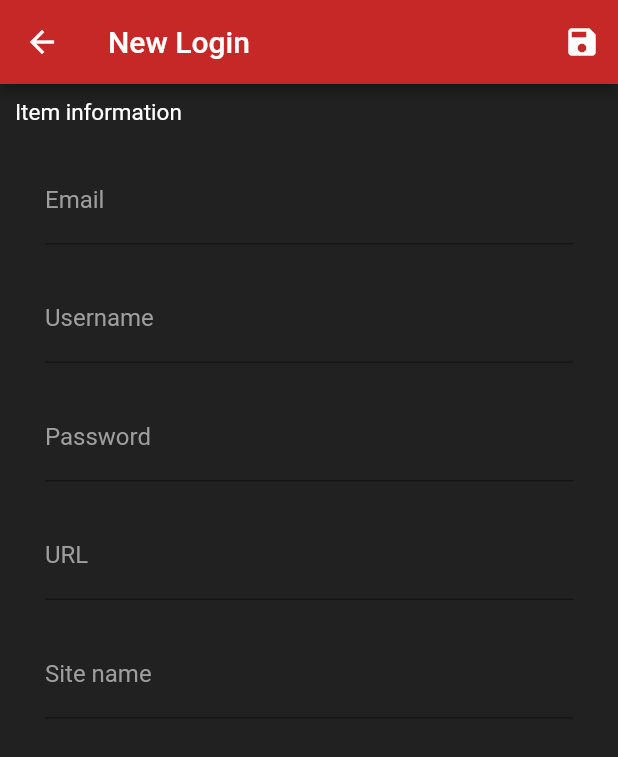
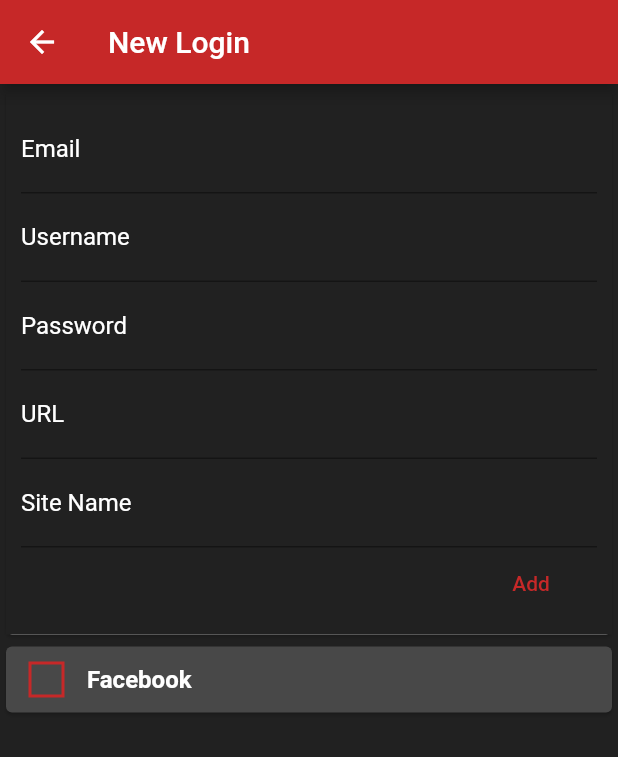
Before and after one commit to CesarMtzV/password-manager, a Flutter app: the NewLogin screen opened directly, on a phone screen of 412 x 824 dp. Shown: the top 757 px of the screen. Run offline on Flutter 3.47's test engine with Material 2 defaults, Android fonts, the phone set to English and light mode, and no system bars.

Commit message:
Add cards to main menu list

```diff
--- /dev/null
+++ b/lib/screens/main/cards_list.dart
@@ -0,0 +1,49 @@
+import 'package:flutter/material.dart';
+import 'package:password_manager/utilities/InformationCard.dart';
+
+class CardList extends StatelessWidget {
+  final List<Information> cards;
+
+  CardList(this.cards);
+
+  @override
+  Widget build(BuildContext context) {
+    return Column(
+      children: cards.map((tx) {
+        return Card(
+          color: Color(0xFF484848),
+          child: Row(
+            children: <Widget>[
+              Container(
+                margin: EdgeInsets.symmetric(
+                  vertical: 10,
+                  horizontal: 15,
+                ),
+                decoration: BoxDecoration(
+                  border: Border.all(
+                    color: Color(0xFFC62828),
+                    width: 2,
+                  ),
+                ),
+                padding: EdgeInsets.all(10),
+              ),
+              Column(
+                crossAxisAlignment: CrossAxisAlignment.start,
+                children: <Widget>[
+                  Text(
+                    tx.siteName,
+                    style: TextStyle(
+                      fontSize: 16,
+                      fontWeight: FontWeight.bold,
+                      color: Colors.white,
+                    ),
+                  ),
+                ],
+              ),
+            ],
+          ),
+        );
+      }).toList(),
+    );
+  }
+}
--- a/lib/screens/main/newLogin.dart
+++ b/lib/screens/main/newLogin.dart
@@ -1,5 +1,7 @@
 import 'package:flutter/material.dart';
-import 'vault.dart';
+import 'package:password_manager/screens/main/cards_list.dart';
+import 'package:password_manager/utilities/InformationCard.dart';
+import './new_card.dart';
 
 class NewLogin extends StatefulWidget {
   NewLogin({Key key}) : super(key: key);
@@ -10,18 +12,32 @@ class NewLogin extends StatefulWidget {
 
 class NewLoginState extends State<NewLogin> {
   bool isSearching = false;
-  final _formKey = GlobalKey<FormState>();
-  String _email, _userName, _siteName, _password, _url;
+  //final _formKey = GlobalKey<FormState>();
+  //String _email, _userName, _siteName, _password, _url;
 
-  _submit() {
-    if (_formKey.currentState.validate()) {
-      _formKey.currentState.save();
-      print(_email);
-      print(_userName);
-      print(_siteName);
-      print(_password);
-      print(_url);
-    }
+  final List<Information> _newCardInfo = [
+    Information(
+      email: 'a0000@itesm.mx',
+      user: 'blasefuture',
+      password: '123456',
+      url: 'www.facebook.com',
+      siteName: 'Facebook',
+    ),
+  ];
+
+  void _addNewCardInfo(
+      String email, String user, String password, String url, String siteName) {
+    final addCard = Information(
+      email: email,
+      user: user,
+      password: password,
+      url: url,
+      siteName: siteName,
+    );
+
+    setState(() {
+      _newCardInfo.add(addCard);
+    });
   }
 
   @override
@@ -29,130 +45,16 @@ class NewLoginState extends State<NewLogin> {
     return Scaffold(
       appBar: AppBar(
         title: Text("New Login"),
-        actions: <Widget>[
-          IconButton(
-            icon: Icon(Icons.save),
-            onPressed: () => _submit(),
-          )
+      ),
+      backgroundColor: Color(0xFF212121),
+      body: Column(
+        mainAxisAlignment: MainAxisAlignment.start,
+        crossAxisAlignment: CrossAxisAlignment.stretch,
+        children: <Widget>[
+          NewCard(_addNewCardInfo),
+          CardList(_newCardInfo),
         ],
       ),
-      body: Column(
-        mainAxisAlignment: MainAxisAlignment.start,
-        crossAxisAlignment: CrossAxisAlignment.start,
-        children: <Widget>[
-          Container(
-            padding: EdgeInsets.symmetric(
-              horizontal: 10,
-              vertical: 10,
-            ),
-            child: Text(
-              "Item information",
-              style: TextStyle(
-                color: Colors.white,
-                fontSize: 15,
-              ),
-            ),
-          ),
-          Form(
-            key: _formKey,
-            child: Column(
-              mainAxisSize: MainAxisSize.min,
-              children: <Widget>[
-                Padding(
-                  padding: EdgeInsets.symmetric(
-                    horizontal: 30,
-                    vertical: 10,
-                  ),
-                  child: TextFormField(
-                    style: TextStyle(
-                      color: Colors.white,
-                    ),
-                    decoration: InputDecoration(
-                      labelText: 'Email',
-                      labelStyle: TextStyle(
-                        color: Colors.grey,
-                      ),
-                    ),
-                    onSaved: (input) => _email = input,
-                  ),
-                ),
-                Padding(
-                  padding: EdgeInsets.symmetric(
-                    horizontal: 30,
-                    vertical: 10,
-                  ),
-                  child: TextFormField(
-                    style: TextStyle(
-                      color: Colors.white,
-                    ),
-                    decoration: InputDecoration(
-                      labelText: 'Username',
-                      labelStyle: TextStyle(
-                        color: Colors.grey,
-                      ),
-                    ),
-                    onSaved: (input) => _userName = input,
-                  ),
-                ),
-                Padding(
-                  padding: EdgeInsets.symmetric(
-                    horizontal: 30,
-                    vertical: 10,
-                  ),
-                  child: TextFormField(
-                    style: TextStyle(
-                      color: Colors.white,
-                    ),
-                    decoration: InputDecoration(
-                      labelText: 'Password',
-                      labelStyle: TextStyle(
-                        color: Colors.grey,
-                      ),
-                    ),
-                    obscureText: true,
-                    onSaved: (input) => _password = input,
-                  ),
-                ),
-                Padding(
-                  padding: EdgeInsets.symmetric(
-                    horizontal: 30,
-                    vertical: 10,
-                  ),
-                  child: TextFormField(
-                    style: TextStyle(
-                      color: Colors.white,
-                    ),
-                    decoration: InputDecoration(
-                      labelText: 'URL',
-                      labelStyle: TextStyle(color: Colors.grey),
-                    ),
-                    onSaved: (input) => _url = input,
-                  ),
-                ),
-                Padding(
-                  padding: EdgeInsets.symmetric(
-                    horizontal: 30,
-                    vertical: 10,
-                  ),
-                  child: TextFormField(
-                    style: TextStyle(
-                      color: Colors.white,
-                    ),
-                    decoration: InputDecoration(
-                      labelText: 'Site name',
-                      labelStyle: TextStyle(
-                        color: Colors.grey,
-                      ),
-                    ),
-                    onSaved: (input) => _siteName = input,
-                  ),
-                ),
-              ],
-            ),
-          )
-        ],
-      ),
-      backgroundColor: Color(0xFF212121),
     );
   }
 }
--- /dev/null
+++ b/lib/screens/main/new_card.dart
@@ -0,0 +1,80 @@
+import 'package:flutter/material.dart';
+
+class NewCard extends StatelessWidget {
+  final Function addCard;
+  final emailController = TextEditingController();
+  final userController = TextEditingController();
+  final passwordController = TextEditingController();
+  final urlController = TextEditingController();
+  final siteNameController = TextEditingController();
+
+  NewCard(this.addCard);
+
+  @override
+  Widget build(BuildContext context) {
+    return Card(
+      child: Container(
+        color: Color(0xFF212121),
+        padding: EdgeInsets.all(10),
+        child: Column(
+          crossAxisAlignment: CrossAxisAlignment.end,
+          children: <Widget>[
+            TextField(
+              style: TextStyle(color: Colors.white),
+              decoration: InputDecoration(
+                labelText: 'Email',
+                labelStyle: TextStyle(color: Colors.white),
+              ),
+              controller: emailController,
+            ),
+            TextField(
+              style: TextStyle(color: Colors.white),
+              decoration: InputDecoration(
+                labelText: 'Username',
+                labelStyle: TextStyle(color: Colors.white),
+              ),
+              controller: userController,
+            ),
+            TextField(
+              style: TextStyle(color: Colors.white),
+              decoration: InputDecoration(
+                labelText: 'Password',
+                labelStyle: TextStyle(color: Colors.white),
+              ),
+              controller: passwordController,
+            ),
+            TextField(
+              style: TextStyle(color: Colors.white),
+              decoration: InputDecoration(
+                labelText: 'URL',
+                labelStyle: TextStyle(color: Colors.white),
+              ),
+              controller: urlController,
+            ),
+            TextField(
+              style: TextStyle(color: Colors.white),
+              decoration: InputDecoration(
+                labelText: 'Site Name',
+                labelStyle: TextStyle(color: Colors.white),
+              ),
+              controller: siteNameController,
+            ),
+            FlatButton(
+              child: Text('Add'),
+              textColor: Color(0xFFC62828),
+              onPressed: () {
+                addCard(
+                  emailController.text,
+                  userController.text,
+                  passwordController.text,
+                  urlController.text,
+                  siteNameController.text,
+                );
+              },
+            ),
+          ],
+        ),
+      ),
+    );
+  }
+}
--- a/lib/screens/main/vault.dart
+++ b/lib/screens/main/vault.dart
@@ -1,9 +1,12 @@
 import 'package:flutter/material.dart';
 import 'package:password_manager/screens/authentication/welcome.dart';
+import 'package:password_manager/screens/main/cards_list.dart';
 import 'account.dart';
 import 'newLogin.dart';
 import 'settings.dart';
 import 'info.dart';
+
+import 'package:password_manager/utilities/InformationCard.dart';
 
 class Vault extends StatefulWidget {
   //Constructor
@@ -139,6 +142,11 @@ class _VaultState extends State<Vault> {
           children: _ListTiles,
         ),
       ),
+      body: Column(
+        mainAxisAlignment: MainAxisAlignment.start,
+        crossAxisAlignment: CrossAxisAlignment.stretch,
+        children: <Widget>[],
+      ),
     );
   }
 }
--- /dev/null
+++ b/lib/utilities/InformationCard.dart
@@ -0,0 +1,17 @@
+import 'package:flutter/foundation.dart';
+
+class Information {
+  String email;
+  String user;
+  String password;
+  String url;
+  String siteName;
+
+  Information({
+    @required this.email,
+    @required this.user,
+    @required this.password,
+    @required this.url,
+    @required this.siteName,
+  });
+}
```
